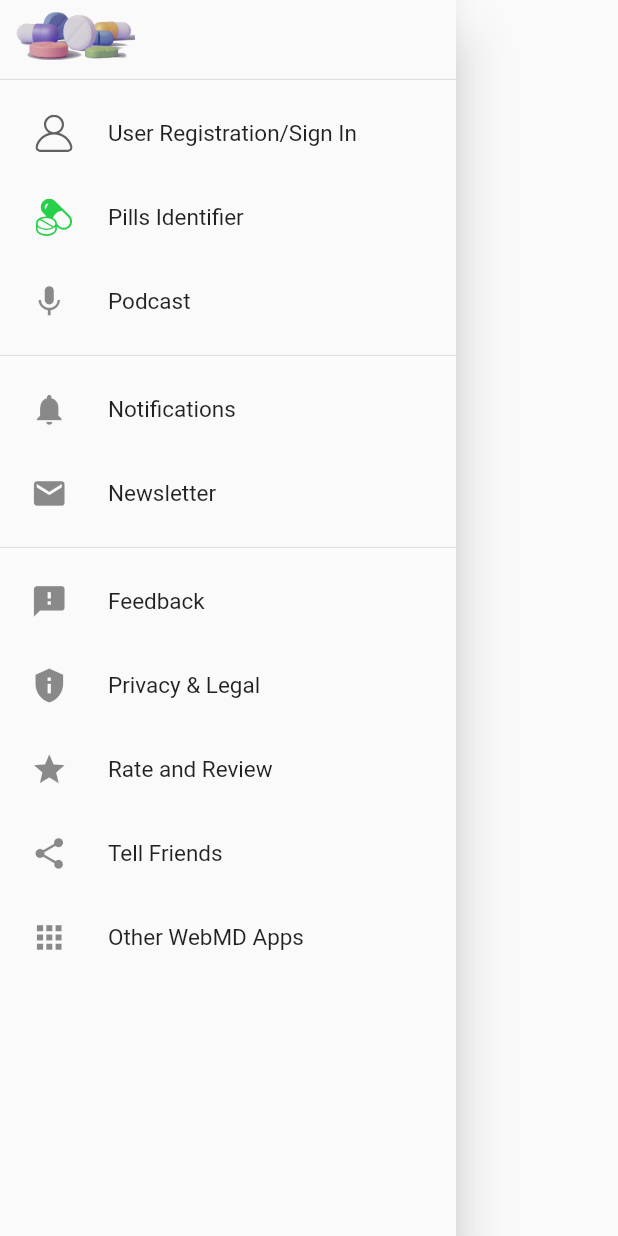
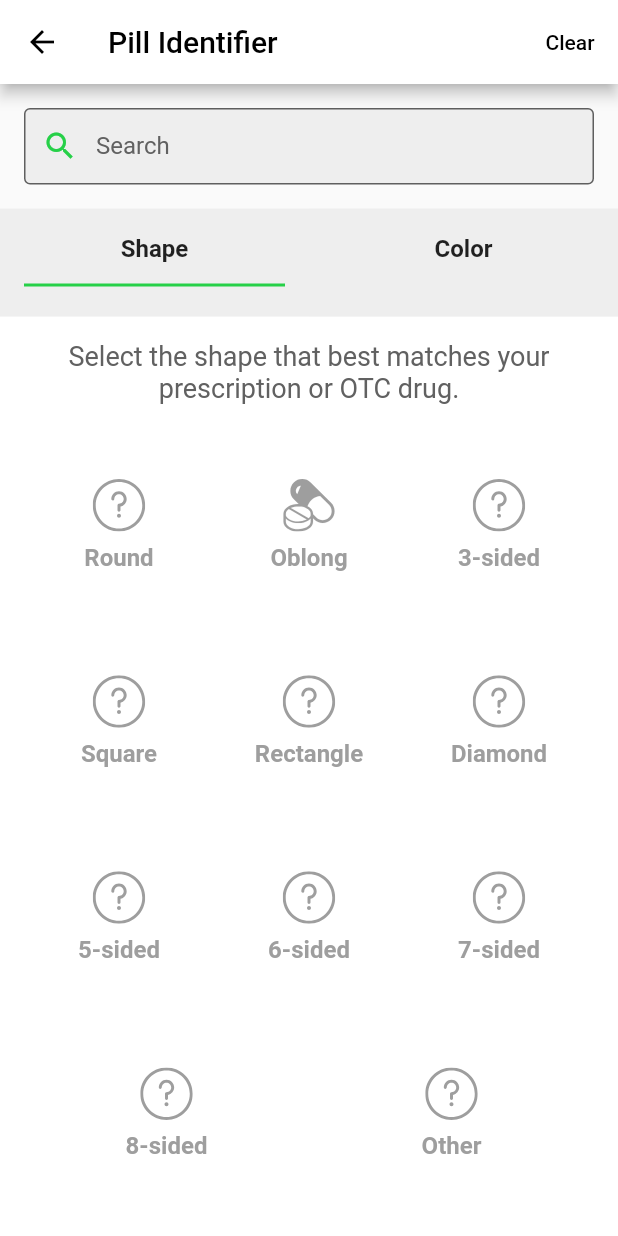
Before and after one commit to Mayank-kr-sh/health_care, a Flutter app: the DrawerSection widget shown alone on an empty page, opened directly, after a tap on "Pills Identifier", on a phone screen of 412 x 824 dp. Run offline on Flutter 3.47's test engine with Material 2 defaults, Android fonts, the phone set to English and light mode, and no system bars; our stand-ins replace carousel_slider, dotted_border, flutter_svg, permission_handler; network calls fail.

Commit message:
Added Pills Identifier Page

```diff
--- /dev/null
+++ b/lib/Frontend/Screens/Pills Id/ShapeButton.dart
@@ -0,0 +1,55 @@
+import 'package:flutter/material.dart';
+import 'package:flutter_svg/flutter_svg.dart';
+import 'package:health_care/Frontend/constants/constants.dart';
+
+class ShapeButton extends StatelessWidget {
+  final String svgPath;
+  final String text;
+  final bool isSelected;
+  final Function() onPressed;
+
+  const ShapeButton({
+    Key? key,
+    required this.svgPath,
+    required this.text,
+    this.isSelected = false,
+    required this.onPressed,
+  }) : super(key: key);
+
+  @override
+  Widget build(BuildContext context) {
+    return GestureDetector(
+      onTap: onPressed,
+      child: Container(
+        padding: const EdgeInsets.all(8),
+        decoration: BoxDecoration(
+          borderRadius: BorderRadius.circular(8),
+          border: Border.all(
+            color: isSelected ? kPrimaryColor : Colors.white,
+            width: isSelected ? 2.0 : 0.0,
+          ),
+        ),
+        child: Column(
+          mainAxisAlignment: MainAxisAlignment.center,
+          children: [
+            SvgPicture.asset(
+              svgPath,
+              width: 40,
+              height: 35,
+              color: isSelected ? kPrimaryColor : Colors.grey,
+            ),
+            const SizedBox(height: 8),
+            Text(
+              text,
+              style: const TextStyle(
+                fontSize: 16,
+                fontWeight: FontWeight.bold,
+                color: Colors.grey,
+              ),
+            ),
+          ],
+        ),
+      ),
+    );
+  }
+}
--- /dev/null
+++ b/lib/Frontend/Screens/Pills Id/color.dart
@@ -0,0 +1,191 @@
+import 'package:flutter/material.dart';
+import 'package:health_care/Frontend/Screens/Pills%20Id/ShapeButton.dart';
+
+class ShapeScreen extends StatefulWidget {
+  const ShapeScreen({Key? key}) : super(key: key);
+
+  @override
+  _ShapeScreenState createState() => _ShapeScreenState();
+}
+
+class _ShapeScreenState extends State<ShapeScreen> {
+  int _selectedShapeIndex = -1;
+
+  @override
+  Widget build(BuildContext context) {
+    return Container(
+      color: Colors.white,
+      padding: const EdgeInsets.all(16),
+      child: Column(
+        crossAxisAlignment: CrossAxisAlignment.start,
+        children: [
+          Text(
+            'Select the shape that best matches your prescription or OTC drug.',
+            style: TextStyle(
+              fontSize: 18,
+              color: Colors.grey[700],
+            ),
+            textAlign: TextAlign.center,
+          ),
+          const SizedBox(height: 16),
+          Expanded(
+            child: Row(
+              children: [
+                Expanded(
+                  child: ShapeButton(
+                    svgPath: 'assets/icons/Questionmark.svg',
+                    text: 'Round',
+                    isSelected: _selectedShapeIndex == 0,
+                    onPressed: () {
+                      setState(() {
+                        _selectedShapeIndex = 0;
+                      });
+                    },
+                  ),
+                ),
+                Expanded(
+                  child: ShapeButton(
+                    svgPath: 'assets/icons/drugs.svg',
+                    text: 'Oblong',
+                    isSelected: _selectedShapeIndex == 1,
+                    onPressed: () {
+                      setState(() {
+                        _selectedShapeIndex = 1;
+                      });
+                    },
+                  ),
+                ),
+                Expanded(
+                  child: ShapeButton(
+                    svgPath: 'assets/icons/Questionmark.svg',
+                    text: '3-sided',
+                    isSelected: _selectedShapeIndex == 2,
+                    onPressed: () {
+                      setState(() {
+                        _selectedShapeIndex = 2;
+                      });
+                    },
+                  ),
+                ),
+              ],
+            ),
+          ),
+          Expanded(
+            child: Row(
+              children: [
+                Expanded(
+                  child: ShapeButton(
+                    svgPath: 'assets/icons/Questionmark.svg',
+                    text: 'Square',
+                    isSelected: _selectedShapeIndex == 3,
+                    onPressed: () {
+                      setState(() {
+                        _selectedShapeIndex = 3;
+                      });
+                    },
+                  ),
+                ),
+                Expanded(
+                  child: ShapeButton(
+                    svgPath: 'assets/icons/Questionmark.svg',
+                    text: 'Rectangle',
+                    isSelected: _selectedShapeIndex == 4,
+                    onPressed: () {
+                      setState(() {
+                        _selectedShapeIndex = 4;
+                      });
+                    },
+                  ),
+                ),
+                Expanded(
+                  child: ShapeButton(
+                    svgPath: 'assets/icons/Questionmark.svg',
+                    text: 'Diamond',
+                    isSelected: _selectedShapeIndex == 5,
+                    onPressed: () {
+                      setState(() {
+                        _selectedShapeIndex = 5;
+                      });
+                    },
+                  ),
+                ),
+              ],
+            ),
+          ),
+          Expanded(
+            child: Row(
+              children: [
+                Expanded(
+                  child: ShapeButton(
+                    svgPath: 'assets/icons/Questionmark.svg',
+                    text: '5-sided',
+                    isSelected: _selectedShapeIndex == 6,
+                    onPressed: () {
+                      setState(() {
+                        _selectedShapeIndex = 6;
+                      });
+                    },
+                  ),
+                ),
+                Expanded(
+                  child: ShapeButton(
+                    svgPath: 'assets/icons/Questionmark.svg',
+                    text: '6-sided',
+                    isSelected: _selectedShapeIndex == 7,
+                    onPressed: () {
+                      setState(() {
+                        _selectedShapeIndex = 7;
+                      });
+                    },
+                  ),
+                ),
+                Expanded(
+                  child: ShapeButton(
+                    svgPath: 'assets/icons/Questionmark.svg',
+                    text: '7-sided',
+                    isSelected: _selectedShapeIndex == 8,
+                    onPressed: () {
+                      setState(() {
+                        _selectedShapeIndex = 8;
+                      });
+                    },
+                  ),
+                ),
+              ],
+            ),
+          ),
+          Expanded(
+            child: Row(
+              children: [
+                Expanded(
+                  child: ShapeButton(
+                    svgPath: 'assets/icons/Questionmark.svg',
+                    text: '8-sided',
+                    isSelected: _selectedShapeIndex == 9,
+                    onPressed: () {
+                      setState(() {
+                        _selectedShapeIndex = 9;
+                      });
+                    },
+                  ),
+                ),
+                Expanded(
+                  child: ShapeButton(
+                    svgPath: 'assets/icons/Questionmark.svg',
+                    text: 'Other',
+                    isSelected: _selectedShapeIndex == 10,
+                    onPressed: () {
+                      setState(() {
+                        _selectedShapeIndex = 10;
+                      });
+                    },
+                  ),
+                ),
+              ],
+            ),
+          ),
+        ],
+      ),
+    );
+  }
+}
--- /dev/null
+++ b/lib/Frontend/Screens/Pills Id/pills_id.dart
@@ -0,0 +1,190 @@
+import 'package:flutter/material.dart';
+import 'package:health_care/Frontend/Screens/Pills%20Id/color.dart';
+import 'package:health_care/Frontend/Screens/Pills%20Id/shapes.dart';
+import 'package:health_care/Frontend/constants/constants.dart';
+
+class PillIdentifierPage extends StatefulWidget {
+  const PillIdentifierPage({Key? key}) : super(key: key);
+
+  @override
+  _PillIdentifierPageState createState() => _PillIdentifierPageState();
+}
+
+class _PillIdentifierPageState extends State<PillIdentifierPage> {
+  int _selectedScreenIndex = 0;
+  late PageController _pageController;
+
+  @override
+  void initState() {
+    super.initState();
+    _pageController = PageController(initialPage: _selectedScreenIndex);
+  }
+
+  @override
+  void dispose() {
+    _pageController.dispose();
+    super.dispose();
+  }
+
+  void _selectScreen(int index) {
+    setState(() {
+      _selectedScreenIndex = index;
+    });
+  }
+
+  @override
+  Widget build(BuildContext context) {
+    return Scaffold(
+      appBar: AppBar(
+        backgroundColor: Colors.white,
+        leading: IconButton(
+          icon: const Icon(
+            Icons.arrow_back,
+            color: Colors.black,
+          ),
+          onPressed: () {
+            Navigator.pop(context);
+          },
+        ),
+        title: const Text(
+          'Pill Identifier',
+          style: TextStyle(color: Colors.black),
+        ),
+        actions: [
+          TextButton(
+            onPressed: () {
+              // Clear action
+            },
+            child: const Text(
+              "Clear",
+              style: TextStyle(color: Colors.black),
+            ),
+          ),
+        ],
+      ),
+      body: Column(
+        crossAxisAlignment: CrossAxisAlignment.start,
+        children: [
+          Padding(
+            padding: const EdgeInsets.all(16.0),
+            child: Row(
+              children: [
+                Expanded(
+                  child: TextField(
+                    decoration: InputDecoration(
+                      prefixIcon: Icon(
+                        Icons.search,
+                        color: FocusManager.instance.primaryFocus?.hasFocus ??
+                                false
+                            ? kPrimaryColor
+                            : Colors.grey.shade400,
+                      ),
+                      labelText: 'Search',
+                      labelStyle: TextStyle(
+                        color: Colors.grey[700],
+                        fontSize: 16.0,
+                      ),
+                      border: OutlineInputBorder(
+                        borderSide: BorderSide(
+                          color: FocusManager.instance.primaryFocus?.hasFocus ??
+                                  false
+                              ? kPrimaryColor
+                              : Colors.grey.shade400,
+                        ),
+                      ),
+                      focusedBorder: const OutlineInputBorder(
+                        borderSide: BorderSide(
+                          color: kPrimaryColor,
+                        ),
+                      ),
+                      filled: true,
+                      fillColor: Colors.grey[200],
+                      contentPadding: const EdgeInsets.symmetric(
+                        vertical: 16.0,
+                        horizontal: 16.0,
+                      ),
+                    ),
+                    onTap: () {
+                      // Open search page
+                    },
+                  ),
+                ),
+              ],
+            ),
+          ),
+          Container(
+            color: Colors.grey[200],
+            child: Row(
+              children: [
+                Expanded(
+                  child: GestureDetector(
+                    onTap: () {
+                      _selectScreen(0);
+                      _pageController.animateToPage(0,
+                          duration: const Duration(milliseconds: 300),
+                          curve: Curves.ease);
+                    },
+                    child: ListTile(
+                      title: const Center(
+                        child: Text(
+                          'Shape',
+                          style: TextStyle(fontWeight: FontWeight.bold),
+                        ),
+                      ),
+                      tileColor: _selectedScreenIndex == 0
+                          ? Colors.white
+                          : Colors.transparent,
+                      subtitle: Container(
+                        height: 2,
+                        color: _selectedScreenIndex == 0
+                            ? kPrimaryColor
+                            : Colors.transparent,
+                      ),
+                    ),
+                  ),
+                ),
+                Expanded(
+                  child: GestureDetector(
+                    onTap: () {
+                      _selectScreen(1);
+                      _pageController.animateToPage(1,
+                          duration: Duration(milliseconds: 300),
+                          curve: Curves.ease);
+                    },
+                    child: ListTile(
+                      title: const Center(
+                        child: Text(
+                          'Color',
+                          style: TextStyle(fontWeight: FontWeight.bold),
+                        ),
+                      ),
+                      tileColor: _selectedScreenIndex == 1
+                          ? Colors.white
+                          : Colors.transparent,
+                      subtitle: Container(
+                        height: 2,
+                        color: _selectedScreenIndex == 1
+                            ? kPrimaryColor
+                            : Colors.transparent,
+                      ),
+                    ),
+                  ),
+                ),
+              ],
+            ),
+          ),
+          Expanded(
+            child: PageView(
+              controller: _pageController,
+              onPageChanged: _selectScreen,
+              children: [
+                ShapeScreen(),
+                ColorScreen(),
+              ],
+            ),
+          ),
+        ],
+      ),
+    );
+  }
+}
--- /dev/null
+++ b/lib/Frontend/Screens/Pills Id/shapes.dart
@@ -0,0 +1,16 @@
+import 'package:flutter/material.dart';
+
+class ColorScreen extends StatelessWidget {
+  @override
+  Widget build(BuildContext context) {
+    return Container(
+      color: Colors.grey[300],
+      child: Center(
+        child: Text(
+          'Shape Screen',
+          style: TextStyle(fontSize: 20),
+        ),
+      ),
+    );
+  }
+}
--- a/lib/Frontend/Screens/Profile tools/Med  Reminders/Set_reminder.dart
+++ b/lib/Frontend/Screens/Profile tools/Med  Reminders/Set_reminder.dart
@@ -49,7 +49,7 @@
                         Navigator.push(
                             context,
                             MaterialPageRoute(
-                                builder: (context) => SearchMed()))
+                                builder: (context) => const SearchMed()))
                       }),
             ]));
   }
--- a/lib/Frontend/Widgets/drawer_section.dart
+++ b/lib/Frontend/Widgets/drawer_section.dart
@@ -2,6 +2,7 @@
 import 'package:flutter_svg/svg.dart';
 import 'package:health_care/Frontend/constants/constants.dart';
 
+import '../Screens/Pills Id/pills_id.dart';
 import '../Screens/newsletter.dart';
 import '../Screens/notification.dart';
 
@@ -66,7 +67,12 @@
               style: TextStyle(fontSize: titleFontSize),
             ),
             onTap: () {
-              // Handle pills identifier tap
+              Navigator.push(
+                context,
+                MaterialPageRoute(
+                  builder: (context) => const PillIdentifierPage(),
+                ),
+              );
             },
           ),
           ListTile(
```
Also changed, not shown: lib/Frontend/Screens/Profile tools/Med  Reminders/search_med.dart (+7 -4 lines), assets/icons/diamond.svg (added), assets/icons/heptagon.svg (added), assets/icons/hexagon.svg (added), assets/icons/octagon.svg (added), assets/icons/oval.svg (added), assets/icons/pentagon.svg (added), assets/icons/polygon.svg (added), assets/icons/rectangle.svg (added), assets/icons/roundedrectangle.svg (added), assets/icons/triangle.svg (added).
